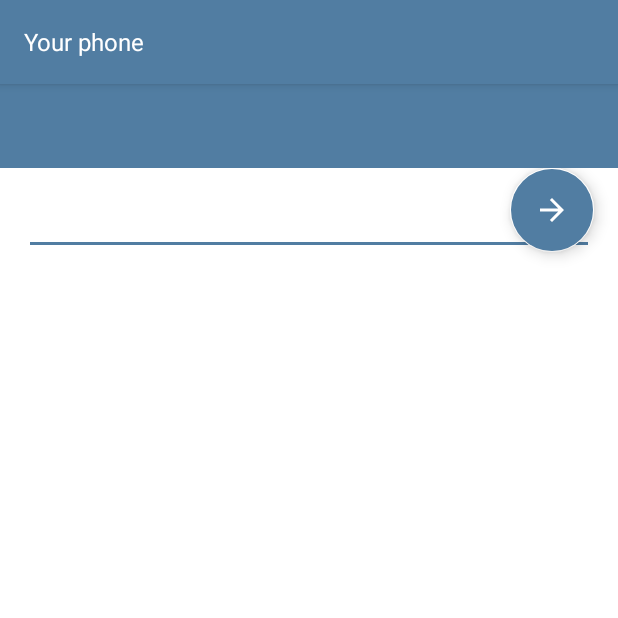
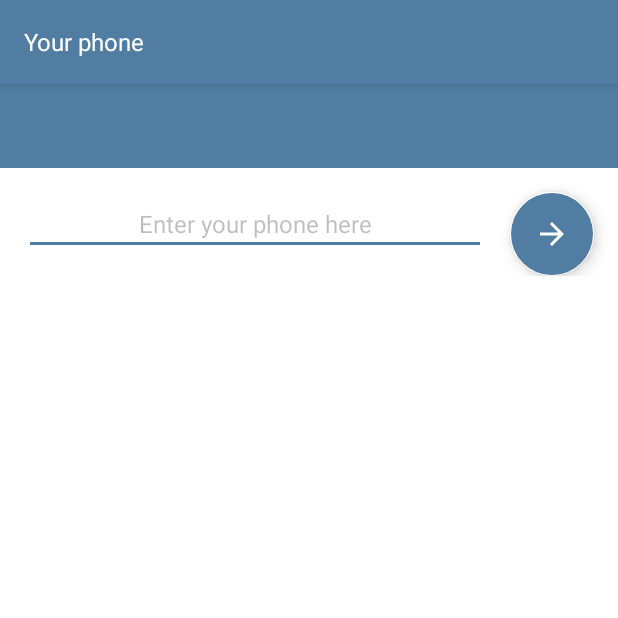
Before and after one commit to GromovHub/modern_messenger, an Android app: the screen it shows after launch (RegisterActivity), on a phone screen of 412 x 824 dp, the top half of it. Run offline under Robolectric (Android 15) with nearby library versions, the light colour scheme and no system bars; our stand-ins replace Firebase (no records; nobody signed in at launch, a user with empty details on screens opened directly); libraries missing offline, so code that uses them is left out: com.mikepenz.materialdrawer; 1 statement that could not run was skipped.

Commit message:
lesson 12 работа с firebase при входе теперь в бд создается обьект

```diff
--- a/app/build.gradle
+++ b/app/build.gradle
@@ -45,6 +45,7 @@ dependencies {
     implementation 'androidx.constraintlayout:constraintlayout:1.1.3'
     implementation 'androidx.legacy:legacy-support-v4:1.0.0'
     implementation 'com.google.firebase:firebase-auth:19.3.2'
+    implementation 'com.google.firebase:firebase-database:19.3.1'
     testImplementation 'junit:junit:4.12'
     androidTestImplementation 'androidx.test.ext:junit:1.1.1'
     androidTestImplementation 'androidx.test.espresso:espresso-core:3.2.0'
--- a/app/src/main/java/com/gmail/gromovitaly/telegram_clone/MainActivity.kt
+++ b/app/src/main/java/com/gmail/gromovitaly/telegram_clone/MainActivity.kt
@@ -9,6 +9,7 @@ import com.gmail.gromovitaly.telegram_clone.databinding.ActivityMainBinding
 import com.gmail.gromovitaly.telegram_clone.ui.fragments.ChatsFragment
 import com.gmail.gromovitaly.telegram_clone.ui.objects.AppDrawer
 import com.gmail.gromovitaly.telegram_clone.utilites.AUTH
+import com.gmail.gromovitaly.telegram_clone.utilites.initFirebase
 import com.gmail.gromovitaly.telegram_clone.utilites.replaceActivity
 import com.gmail.gromovitaly.telegram_clone.utilites.replaceFragment
 import com.google.firebase.auth.FirebaseAuth
@@ -48,6 +49,6 @@ class MainActivity : AppCompatActivity() {
     private fun initFields() {
         mToolbar = mBinding.mainToolbar
         mAppDrawer = AppDrawer(this, mToolbar) //подключили класс апдравер в который вынесли код
-        AUTH = FirebaseAuth.getInstance()
+        initFirebase()
     }
 }
--- a/app/src/main/java/com/gmail/gromovitaly/telegram_clone/activities/RegisterActivity.kt
+++ b/app/src/main/java/com/gmail/gromovitaly/telegram_clone/activities/RegisterActivity.kt
@@ -6,6 +6,7 @@ import androidx.appcompat.widget.Toolbar
 import com.gmail.gromovitaly.telegram_clone.R
 import com.gmail.gromovitaly.telegram_clone.databinding.ActivityRegisterBinding
 import com.gmail.gromovitaly.telegram_clone.ui.fragments.EnterPhoneFragment
+import com.gmail.gromovitaly.telegram_clone.utilites.initFirebase
 import com.gmail.gromovitaly.telegram_clone.utilites.replaceActivity
 import com.gmail.gromovitaly.telegram_clone.utilites.replaceFragment
 
@@ -19,6 +20,7 @@ class RegisterActivity : AppCompatActivity() {
         super.onCreate(savedInstanceState)
         binding = ActivityRegisterBinding.inflate(layoutInflater)
         setContentView(binding.root)
+        initFirebase()
     }
 
     override fun onStart() {
--- a/app/src/main/java/com/gmail/gromovitaly/telegram_clone/ui/fragments/EnterCodeFragment.kt
+++ b/app/src/main/java/com/gmail/gromovitaly/telegram_clone/ui/fragments/EnterCodeFragment.kt
@@ -4,10 +4,7 @@ import androidx.fragment.app.Fragment
 import com.gmail.gromovitaly.telegram_clone.MainActivity
 import com.gmail.gromovitaly.telegram_clone.R
 import com.gmail.gromovitaly.telegram_clone.activities.RegisterActivity
-import com.gmail.gromovitaly.telegram_clone.utilites.AUTH
-import com.gmail.gromovitaly.telegram_clone.utilites.AppTextWatcher
-import com.gmail.gromovitaly.telegram_clone.utilites.replaceActivity
-import com.gmail.gromovitaly.telegram_clone.utilites.showToast
+import com.gmail.gromovitaly.telegram_clone.utilites.*
 import com.google.firebase.auth.FirebaseAuth
 import com.google.firebase.auth.PhoneAuthProvider
 import kotlinx.android.synthetic.main.fragment_enter_code.*
@@ -33,8 +30,18 @@ class EnterCodeFragment(val PhoneNumber: String, val id: String) : Fragment(R.la
        val credential = PhoneAuthProvider.getCredential(id, code)
         AUTH.signInWithCredential(credential).addOnCompleteListener { task ->
             if (task.isSuccessful) {
-                showToast("Welcome!")
-                (activity as RegisterActivity).replaceActivity(MainActivity())
+                val uId = AUTH.currentUser?.uid.toString()
+                val dateMap = mutableMapOf <String, Any> ()
+                dateMap[CHILD_ID] = uId
+                dateMap[CHILD_PHONE] = PhoneNumber
+                dateMap[CHILD_USERNAME] = uId
+                REF_DATABASE_ROOT.child(NODE_USERS).child(uId).updateChildren(dateMap)
+                    .addOnCompleteListener { task2 ->
+                        if (task2.isSuccessful) {
+                            showToast("Welcome!")
+                            (activity as RegisterActivity).replaceActivity(MainActivity())
+                        } else showToast(task2.exception?.message.toString())
+                    }
             } else showToast(task.exception?.message.toString())
         }
     }
--- a/app/src/main/java/com/gmail/gromovitaly/telegram_clone/utilites/firebasehelper.kt
+++ b/app/src/main/java/com/gmail/gromovitaly/telegram_clone/utilites/firebasehelper.kt
@@ -1,5 +1,18 @@
 package com.gmail.gromovitaly.telegram_clone.utilites
 
 import com.google.firebase.auth.FirebaseAuth
+import com.google.firebase.database.DatabaseReference
+import com.google.firebase.database.FirebaseDatabase
 
 lateinit var AUTH: FirebaseAuth
+lateinit var REF_DATABASE_ROOT: DatabaseReference
+
+const val NODE_USERS = "users"
+const val CHILD_ID = "id"
+const val CHILD_PHONE = "phone"
+const val CHILD_USERNAME = "username"
+
+fun initFirebase() {
+    AUTH = FirebaseAuth.getInstance()
+    REF_DATABASE_ROOT = FirebaseDatabase.getInstance().reference //это ссылка на элемент users в бд
+}
--- a/app/src/main/res/layout/fragment_enter_code.xml
+++ b/app/src/main/res/layout/fragment_enter_code.xml
@@ -14,7 +14,8 @@
         app:layout_constraintStart_toStartOf="parent"
         app:layout_constraintEnd_toEndOf="parent"
         app:layout_constraintTop_toTopOf="parent"
-        android:layout_marginTop="@dimen/margin_vertical_large_16dp"/>
+        android:layout_marginTop="@dimen/margin_vertical_large_16dp"
+        android:contentDescription="@string/enter_code_logo" />
 
     <TextView
         android:layout_width="match_parent"
@@ -51,9 +52,9 @@
         android:textColorHint="@color/material_drawer_hint_text"
         android:gravity="center"
         android:maxLines="1"
-        android:layout_width="match_parent"
+        android:layout_width="wrap_content"
         android:layout_height="wrap_content"
-        android:layout_margin="@dimen/margin_horizontal_16dp"
+        android:layout_margin="25dp"
         android:padding="@dimen/padding_5pd"
         android:textColor="@color/md_black_1000"
         android:textSize="@dimen/text_normal_16sp"
--- a/app/src/main/res/layout/fragment_enter_phone.xml
+++ b/app/src/main/res/layout/fragment_enter_phone.xml
@@ -1,40 +1,32 @@
 <?xml version="1.0" encoding="utf-8"?>
 <androidx.constraintlayout.widget.ConstraintLayout xmlns:android="http://schemas.android.com/apk/res/android"
     xmlns:app="http://schemas.android.com/apk/res-auto"
-    android:id="@+id/constr_ent_phone"
     xmlns:tools="http://schemas.android.com/tools"
     android:layout_width="match_parent"
     android:layout_height="match_parent"
     tools:context=".ui.fragments.EnterPhoneFragment">
-<!-- ниже явно требуется сделать отдельный стиль-->
+    <!-- ниже явно требуется сделать отдельный стиль-->
 
     <EditText
         android:id="@+id/register_input_phone"
-        android:inputType="phone"
-        android:maxLines="1"
-        android:layout_width="match_parent"
-        android:layout_height="wrap_content"
-        android:layout_margin="@dimen/margin_horizontal_16dp"
-        android:padding="@dimen/padding_5pd"
-        android:textColor="@color/md_black_1000"
-        android:textSize="@dimen/text_normal_16sp"
-        app:layout_constraintEnd_toEndOf="parent"
+        android:hint="@string/enter_your_phone_hint"
+        app:layout_constraintEnd_toStartOf="@+id/register_btn_next"
         app:layout_constraintStart_toStartOf="parent"
         app:layout_constraintTop_toTopOf="parent"
-        android:autofillHints=""
-        tools:ignore="LabelFor,TextFields" />
+        tools:ignore="LabelFor,TextFields"
+        style="@style/editText"
+        android:autofillHints="" />
     <!-- //! какого то черта кнопка не прилипает к низу а висит в конце эдит текста -->
     <com.google.android.material.floatingactionbutton.FloatingActionButton
         android:id="@+id/register_btn_next"
+        android:layout_margin="@dimen/margin_horizontal_16dp"
         android:layout_width="wrap_content"
         android:layout_height="wrap_content"
+        app:layout_constraintTop_toTopOf="parent"
+        app:layout_constraintEnd_toEndOf="parent"
         android:backgroundTint="@color/colorPrimary"
-        app:layout_constraintEnd_toEndOf="parent"
-        app:layout_constraintBottom_toBottomOf="@id/constr_ent_phone"
-        android:layout_margin="@dimen/margin_horizontal_16dp"
         android:src="@drawable/ic_arrow_right"
-
-        />
+        tools:layout_editor_absoluteX="355dp" />
 
 
 </androidx.constraintlayout.widget.ConstraintLayout>
--- a/app/src/main/res/values/strings.xml
+++ b/app/src/main/res/values/strings.xml
@@ -17,5 +17,7 @@
     <string name="toolbar_dots_exit">Log out</string>
     <string name="enter_code">Enter code</string>
     <string name="we_sent_code">We sent code</string>
-    <string name="code_hint">- - - - - -</string>
+    <string name="code_hint">-  -  -  -  -  -</string>
+    <string name="enter_your_phone_hint">Enter your phone here</string>
+    <string name="enter_code_logo">enter code logo</string>
 </resources>
--- a/app/src/main/res/values/styles.xml
+++ b/app/src/main/res/values/styles.xml
@@ -77,4 +77,17 @@
         <item name="android:background">@color/colorPrimary</item>
     </style>
 
+    <style name="editText">
+        <item name="android:layout_width">0dp</item>
+        <item name="android:layout_height">wrap_content</item>
+        <item name="android:layout_margin">@dimen/margin_horizontal_16dp</item>
+        <item name="android:gravity">center</item>
+        <item name="android:inputType">phone</item>
+        <item name="android:maxLines">1</item>
+        <item name="android:padding">@dimen/padding_5pd</item>
+        <item name="android:textColor">@color/md_black_1000</item>
+        <item name="android:textColorHint">@color/material_drawer_hint_text</item>
+        <item name="android:textSize">@dimen/text_normal_16sp</item>
+    </style>
+
 </resources>
```
